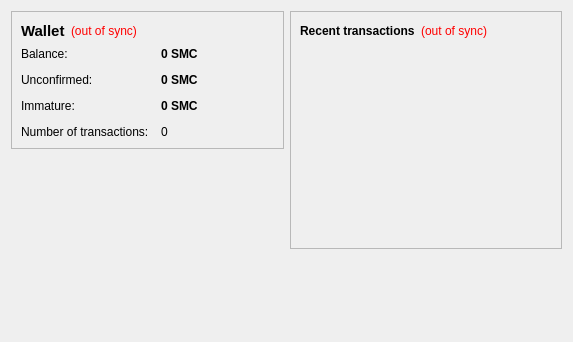
waque/bubblethecoin, file src/qt/forms/overviewpage.ui: the form before one commit.
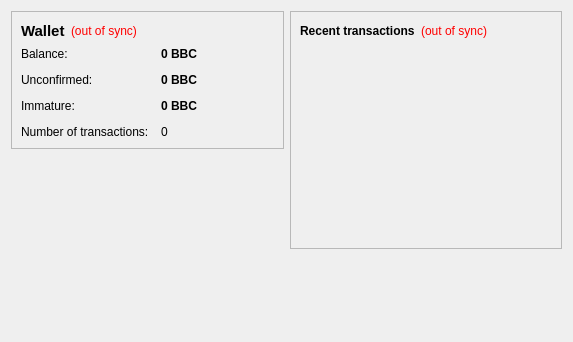
The form after the commit.

```diff
--- a/src/qt/forms/overviewpage.ui
+++ b/src/qt/forms/overviewpage.ui
@@ -105,7 +105,7 @@
              <string>Your current balance</string>
             </property>
             <property name="text">
-             <string notr="true">0 SMC</string>
+             <string notr="true">0 BBC</string>
             </property>
             <property name="textInteractionFlags">
              <set>Qt::LinksAccessibleByMouse|Qt::TextSelectableByKeyboard|Qt::TextSelectableByMouse</set>
@@ -134,7 +134,7 @@
              <string>Total of transactions that have yet to be confirmed, and do not yet count toward the current balance</string>
             </property>
             <property name="text">
-             <string notr="true">0 SMC</string>
+             <string notr="true">0 BBC</string>
             </property>
             <property name="textInteractionFlags">
              <set>Qt::LinksAccessibleByMouse|Qt::TextSelectableByKeyboard|Qt::TextSelectableByMouse</set>
@@ -177,7 +177,7 @@
              <string>Mined balance that has not yet matured</string>
             </property>
             <property name="text">
-             <string notr="true">0 SMC</string>
+             <string notr="true">0 BBC</string>
             </property>
             <property name="textInteractionFlags">
              <set>Qt::LinksAccessibleByMouse|Qt::TextSelectableByKeyboard|Qt::TextSelectableByMouse</set>
```
